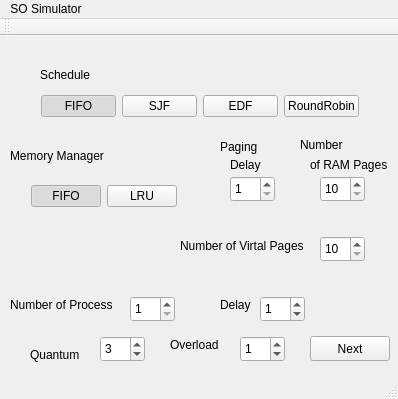
Old version of the form src/simulator/simulatorgui.ui in the repository tysm/ossim.
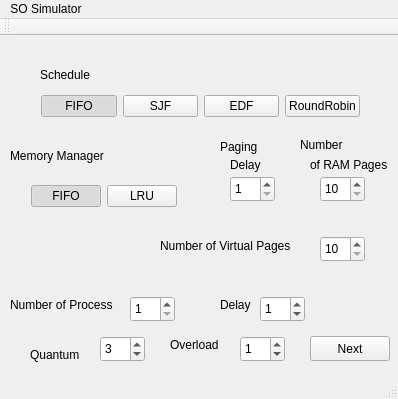
New version of the form.

```diff
--- a/src/simulator/simulatorgui.ui
+++ b/src/simulator/simulatorgui.ui
@@ -56,14 +56,14 @@
    <widget class="QLabel" name="label_3">
     <property name="geometry">
      <rect>
-      <x>180</x>
+      <x>160</x>
       <y>200</y>
-      <width>131</width>
+      <width>151</width>
       <height>20</height>
      </rect>
     </property>
     <property name="text">
-     <string>Number of Virtal Pages</string>
+     <string>Number of Virtual Pages</string>
     </property>
    </widget>
    <widget class="QLabel" name="label_4">
@@ -238,7 +238,7 @@
      <rect>
       <x>30</x>
       <y>30</y>
-      <width>340</width>
+      <width>341</width>
       <height>80</height>
      </rect>
     </property>
```
Left out of the diff: 2 changed lines with no effect on the pictures.
